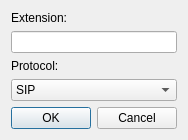
This is AddExtensionDialog.ui in okostynchuk/Outcall as Qt 5 draws it before an edit. The edited form follows.
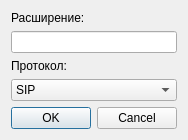
This is the edited form. Icons and pictures are not drawn.

The edit to the form file:
```diff
--- a/AddExtensionDialog.ui
+++ b/AddExtensionDialog.ui
@@ -24,7 +24,7 @@
    <item>
     <widget class="QLabel" name="label">
      <property name="text">
-      <string>Extension:</string>
+      <string>Расширение:</string>
      </property>
     </widget>
    </item>
@@ -34,7 +34,7 @@
    <item>
     <widget class="QLabel" name="label_2">
      <property name="text">
-      <string>Protocol:</string>
+      <string>Протокол:</string>
      </property>
     </widget>
    </item>
```
